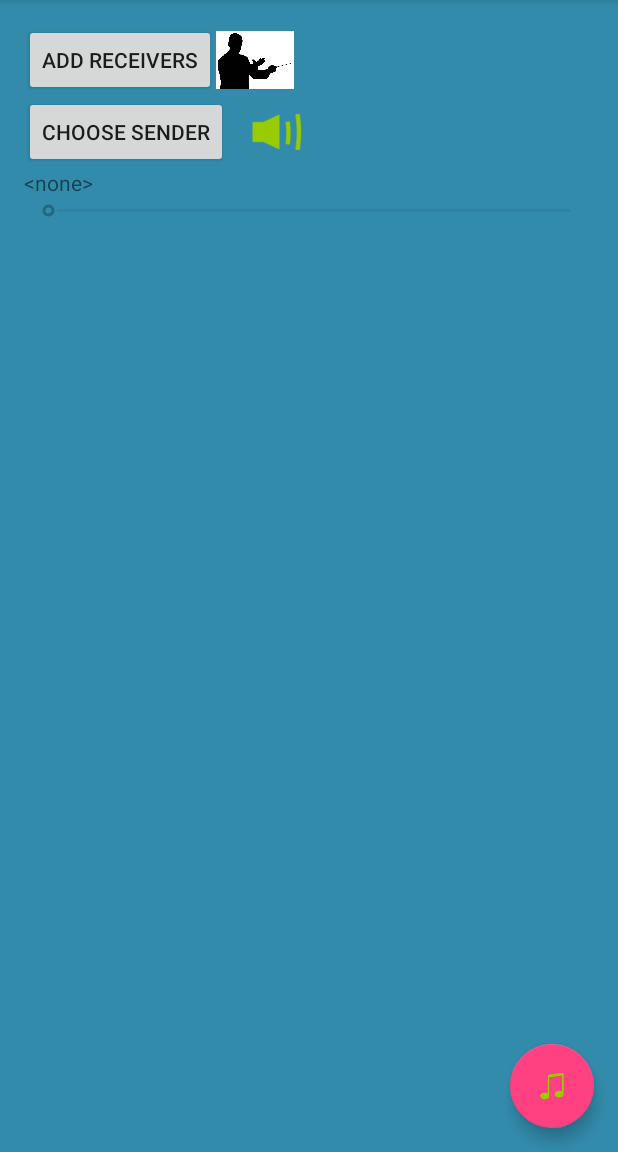
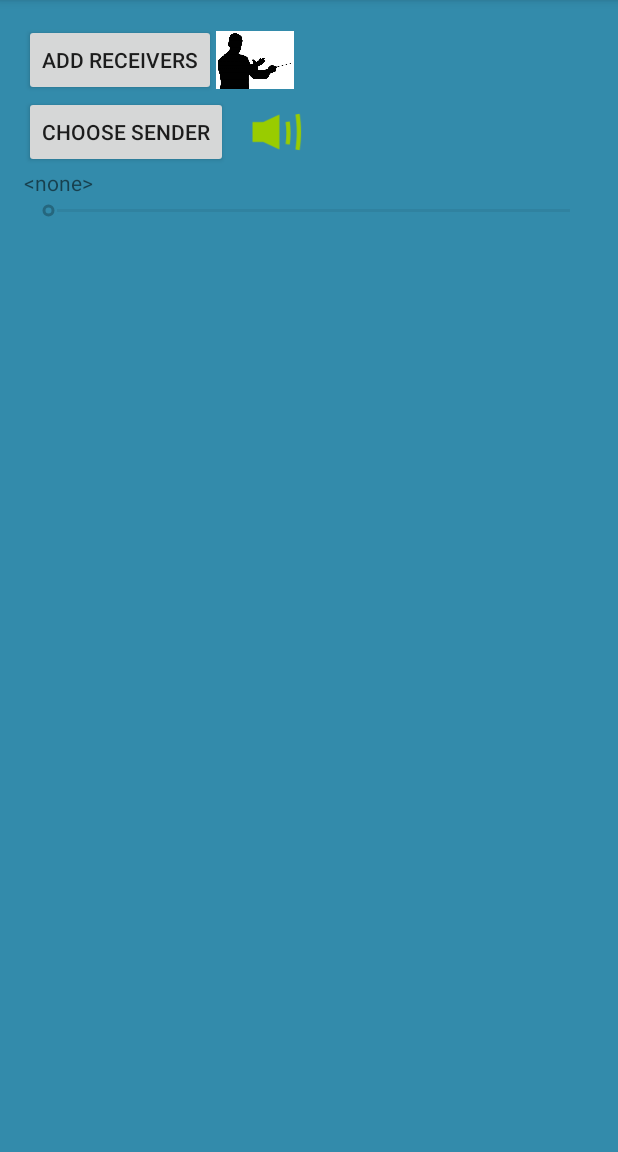
Before and after one commit to blin00/musicall, an Android app: the screen it shows after launch (MainActivity), on a phone screen of 412 x 824 dp, the part 84-1236 px from its top. Run offline under Robolectric (Android 15) with nearby library versions, the phone set to English and light mode, and no system bars; 1 statement that could not run was skipped.

Commit message:
hidden music button

```diff
--- a/app/src/main/java/com/megabit/musicall/MainActivity.java
+++ b/app/src/main/java/com/megabit/musicall/MainActivity.java
@@ -42,6 +42,7 @@ public class MainActivity extends AppCompatActivity {
     private int playImg;
     private FloatingActionButton playPauseButton;
     private FloatingActionButton stopButton;
+    private FloatingActionButton fab;
 
     public static final int READ_REQUEST_CODE = 42;
     public static final String TAG = "Musicall";
@@ -53,7 +54,9 @@ public class MainActivity extends AppCompatActivity {
         Toolbar toolbar = (Toolbar) findViewById(R.id.toolbar);
         setSupportActionBar(toolbar);
 
-        FloatingActionButton fab = (FloatingActionButton) findViewById(R.id.fab);
+        fab = (FloatingActionButton) findViewById(R.id.fab);
+        fab.setVisibility(View.INVISIBLE);
+        fab.setEnabled(false);
         fab.setOnClickListener(new View.OnClickListener() {
             @Override
             public void onClick(View view) {
@@ -68,6 +71,7 @@ public class MainActivity extends AppCompatActivity {
 
         final Button receiverButton = (Button) findViewById(R.id.receiverButton);
         final Button senderButton = (Button) findViewById(R.id.senderButton);
+        //fab = (FloatingActionButton) findViewById(R.id.fab);
 
         playPauseButton = (FloatingActionButton) findViewById(R.id.playPause);
 
@@ -98,6 +102,8 @@ public class MainActivity extends AppCompatActivity {
                     clientBTConn.endReceiver();
                     serverBTConn.receiveDiscovery();
                     senderButton.setText("Done");
+                    fab.setVisibility(View.VISIBLE);
+                    fab.setEnabled(true);
                 } else {
                     started = false;
                     serverBTConn.terminateSenderDiscovery();
```
